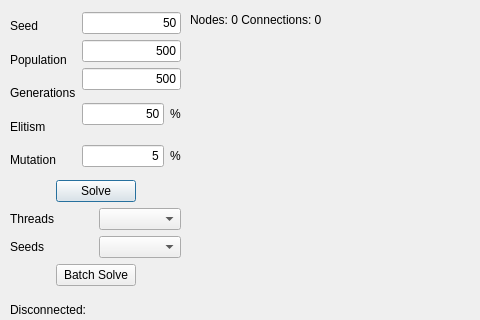
Qt form customdialog.ui (xQsme/RLP_Qt) before a commit; both pictures show x 0 to 480 and y 0 to 320 of the 772 by 462 pixel window.
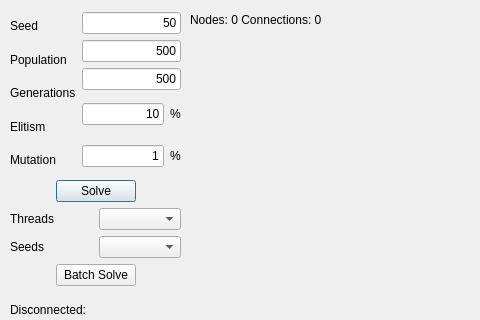
The same form after that commit.

Patch:
```diff
--- a/customdialog.ui
+++ b/customdialog.ui
@@ -160,7 +160,7 @@
           <item>
            <widget class="QLineEdit" name="lineEditElitism">
             <property name="text">
-             <string>50</string>
+             <string>10</string>
             </property>
             <property name="alignment">
              <set>Qt::AlignRight|Qt::AlignTrailing|Qt::AlignVCenter</set>
@@ -181,7 +181,7 @@
           <item>
            <widget class="QLineEdit" name="lineEditMutation">
             <property name="text">
-             <string>5</string>
+             <string>1</string>
             </property>
             <property name="alignment">
              <set>Qt::AlignRight|Qt::AlignTrailing|Qt::AlignVCenter</set>
```
